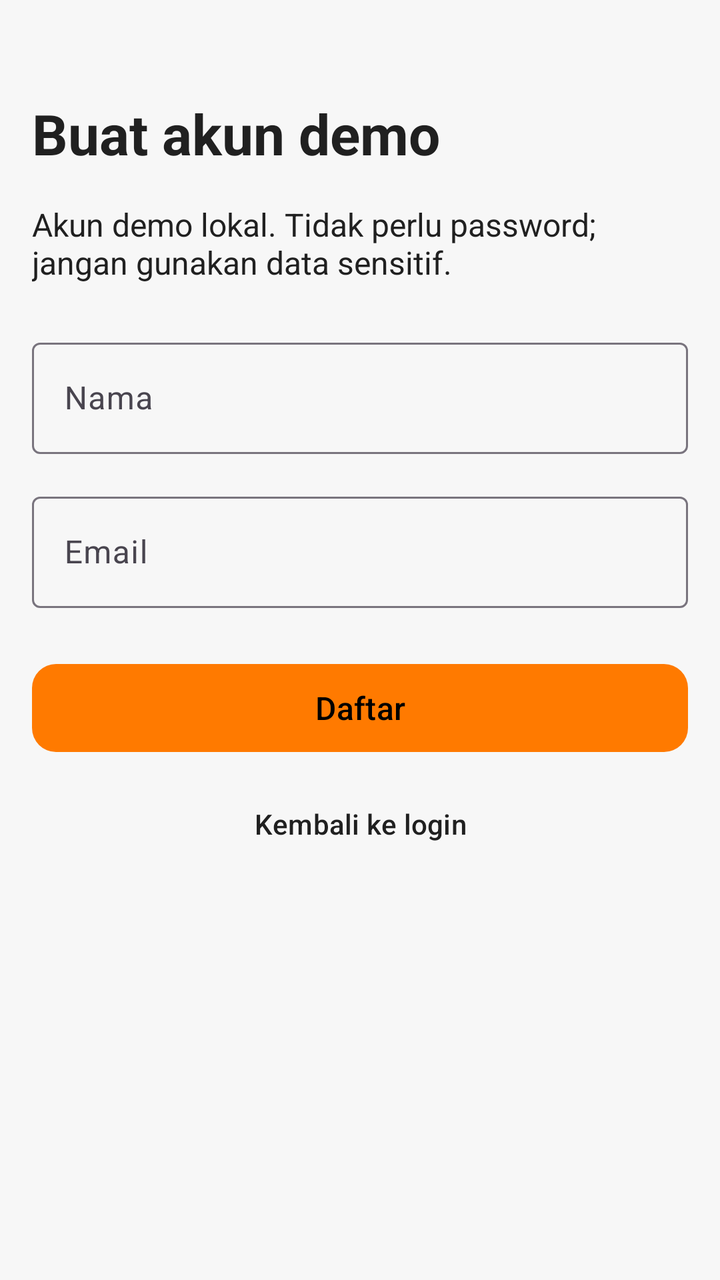
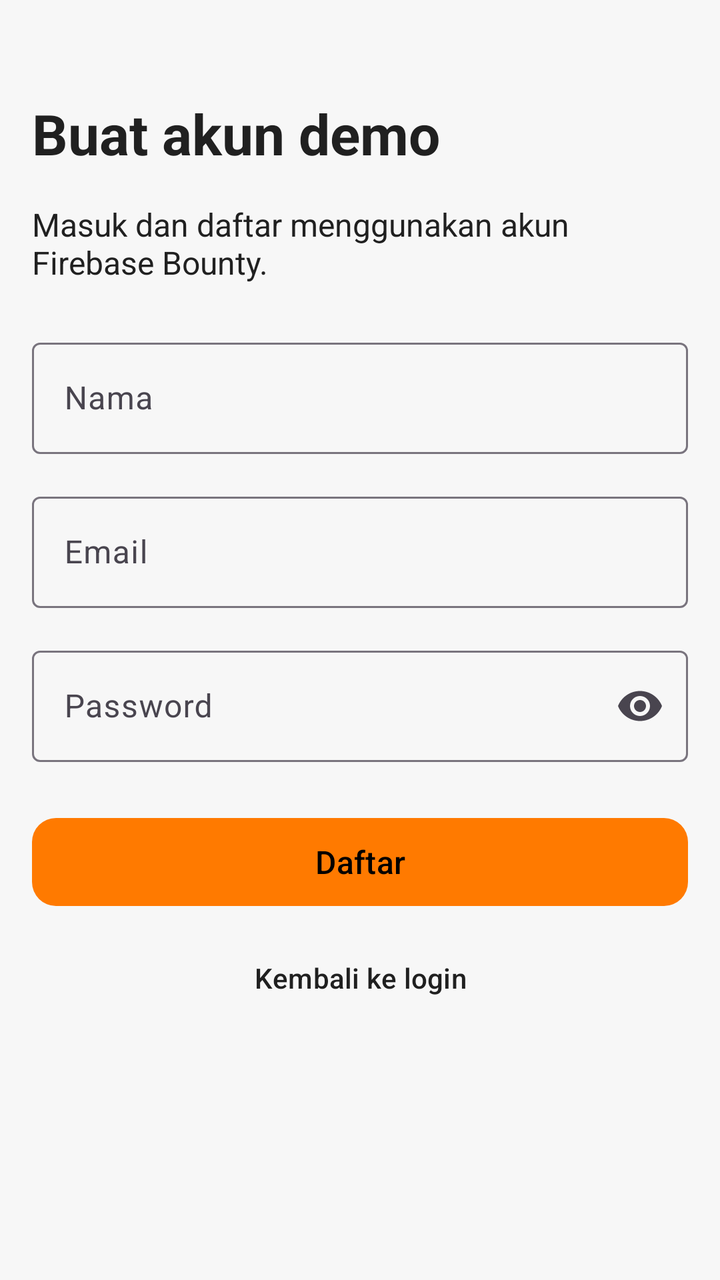

Compare the two renders of this Android layout. The source of the first and the diff that turns it into the second are given below.
<!-- AndroidManifest.xml: application theme Theme.Bounty -->
<!-- res/layout/activity_register.xml -->
<?xml version="1.0" encoding="utf-8"?>
<ScrollView xmlns:android="http://schemas.android.com/apk/res/android"
    android:id="@+id/main" android:layout_width="match_parent"
    android:layout_height="match_parent" android:fillViewport="true" android:padding="16dp">
    <LinearLayout android:layout_width="match_parent" android:layout_height="wrap_content"
        android:orientation="vertical" android:paddingTop="32dp" android:paddingBottom="24dp">
        <com.google.android.material.textview.MaterialTextView
            style="@style/BountyHeading" android:text="@string/register_title" />
        <com.google.android.material.textview.MaterialTextView
            style="@style/BountyBody" android:layout_marginTop="16dp" android:text="@string/mock_auth_note" />
        <com.google.android.material.textfield.TextInputLayout
            android:id="@+id/name_layout" style="@style/BountyTextInput"
            android:layout_width="match_parent" android:layout_height="wrap_content"
            android:layout_marginTop="24dp" android:hint="@string/name_label">
            <com.google.android.material.textfield.TextInputEditText
                android:id="@+id/name_input" android:layout_width="match_parent"
                android:layout_height="wrap_content" android:autofillHints="name"
                android:imeOptions="actionNext" android:inputType="textPersonName|textCapWords"
                android:maxLength="100" android:singleLine="true" />
        </com.google.android.material.textfield.TextInputLayout>
        <com.google.android.material.textfield.TextInputLayout
            android:id="@+id/email_layout" style="@style/BountyTextInput"
            android:layout_width="match_parent" android:layout_height="wrap_content"
            android:layout_marginTop="16dp" android:hint="@string/email_label">
            <com.google.android.material.textfield.TextInputEditText
                android:id="@+id/email_input" android:layout_width="match_parent"
                android:layout_height="wrap_content" android:autofillHints="emailAddress"
                android:imeOptions="actionDone" android:inputType="textEmailAddress"
                android:maxLength="254" android:singleLine="true" />
        </com.google.android.material.textfield.TextInputLayout>
        <com.google.android.material.button.MaterialButton
            android:id="@+id/register_button" style="@style/BountyButton"
            android:layout_marginTop="24dp" android:text="@string/register_action" />
        <com.google.android.material.button.MaterialButton
            android:id="@+id/login_link" style="@style/Widget.Material3.Button.TextButton"
            android:layout_width="match_parent" android:layout_height="wrap_content"
            android:layout_marginTop="8dp" android:minHeight="48dp"
            android:text="@string/login_link" android:textColor="?attr/colorOnSurface" />
    </LinearLayout>
</ScrollView>
<!-- resources referenced by this layout -->
<resources>
  <string name="email_label">Email</string>
  <string name="login_link">Kembali ke login</string>
  <string name="mock_auth_note">Akun demo lokal. Tidak perlu password; jangan gunakan data sensitif.</string>
  <string name="name_label">Nama</string>
  <string name="register_action">Daftar</string>
  <string name="register_title">Buat akun demo</string>
  <style name="BountyBody">
          <item name="android:layout_width">match_parent</item>
          <item name="android:layout_height">wrap_content</item>
          <item name="android:textSize">16sp</item>
          <item name="android:textColor">?attr/colorOnSurface</item>
      </style>
  <style name="BountyButton" parent="Widget.Material3.Button">
          <item name="android:layout_width">match_parent</item>
          <item name="android:layout_height">wrap_content</item>
          <item name="android:minHeight">52dp</item>
          <item name="android:textSize">16sp</item>
          <item name="cornerRadius">12dp</item>
      </style>
  <style name="BountyHeading">
          <item name="android:layout_width">match_parent</item>
          <item name="android:layout_height">wrap_content</item>
          <item name="android:textSize">28sp</item>
          <item name="android:textStyle">bold</item>
          <item name="android:textColor">?attr/colorOnSurface</item>
      </style>
  <style name="BountyTextInput" parent="Widget.Material3.TextInputLayout.OutlinedBox">
          <item name="hintTextColor">?attr/colorOnSurface</item>
      </style>
  <style name="Theme.Bounty" parent="Base.Theme.Bounty" />
  <style name="Base.Theme.Bounty" parent="Theme.Material3.DayNight.NoActionBar">
          <item name="colorPrimary">@color/bounty_primary</item>
          <item name="colorOnPrimary">@color/black</item>
          <item name="colorSecondary">@color/bounty_secondary</item>
          <item name="colorOnSecondary">@color/black</item>
          <item name="android:colorBackground">@color/bounty_background</item>
          <item name="colorSurface">@color/bounty_surface</item>
          <item name="materialAlertDialogTheme">@style/BountyDialog</item>
          <item name="colorOnSurface">@color/bounty_text</item>
      </style>
  <color name="bounty_primary">#FF7A00</color>
  <color name="black">#FF000000</color>
  <color name="bounty_secondary">#FFC83D</color>
  <color name="bounty_background">#F7F7F7</color>
  <color name="bounty_surface">#FFFFFF</color>
  <style name="BountyDialog" parent="ThemeOverlay.Material3.MaterialAlertDialog">
          <item name="shapeAppearanceOverlay">@style/BountyDialogShape</item>
          <item name="colorSurface">@color/bounty_surface</item>
          <item name="buttonBarPositiveButtonStyle">@style/BountyDialogButton</item>
          <item name="buttonBarNegativeButtonStyle">@style/BountyDialogButton</item>
      </style>
  <color name="bounty_text">#202020</color>
  <style name="BountyDialogShape">
          <item name="cornerFamily">rounded</item><item name="cornerSize">20dp</item>
      </style>
  <style name="BountyDialogButton" parent="Widget.Material3.Button.TextButton.Dialog">
          <item name="android:textColor">@color/status_open_fg</item>
      </style>
  <color name="status_open_fg">#6F3500</color>
</resources>

<!-- the commit's change to res/layout/activity_register.xml (unified diff, before → after) -->
@@ -1,5 +1,6 @@
 <?xml version="1.0" encoding="utf-8"?>
 <ScrollView xmlns:android="http://schemas.android.com/apk/res/android"
+    xmlns:app="http://schemas.android.com/apk/res-auto"
     android:id="@+id/main" android:layout_width="match_parent"
     android:layout_height="match_parent" android:fillViewport="true" android:padding="16dp">
     <LinearLayout android:layout_width="match_parent" android:layout_height="wrap_content"
@@ -7,7 +8,7 @@
         <com.google.android.material.textview.MaterialTextView
             style="@style/BountyHeading" android:text="@string/register_title" />
         <com.google.android.material.textview.MaterialTextView
-            style="@style/BountyBody" android:layout_marginTop="16dp" android:text="@string/mock_auth_note" />
+            style="@style/BountyBody" android:layout_marginTop="16dp" android:text="@string/firebase_auth_note" />
         <com.google.android.material.textfield.TextInputLayout
             android:id="@+id/name_layout" style="@style/BountyTextInput"
             android:layout_width="match_parent" android:layout_height="wrap_content"
@@ -16,7 +17,7 @@
                 android:id="@+id/name_input" android:layout_width="match_parent"
                 android:layout_height="wrap_content" android:autofillHints="name"
                 android:imeOptions="actionNext" android:inputType="textPersonName|textCapWords"
-                android:maxLength="100" android:singleLine="true" />
+                android:maxLength="80" android:singleLine="true" />
         </com.google.android.material.textfield.TextInputLayout>
         <com.google.android.material.textfield.TextInputLayout
             android:id="@+id/email_layout" style="@style/BountyTextInput"
@@ -28,6 +29,17 @@
                 android:imeOptions="actionDone" android:inputType="textEmailAddress"
                 android:maxLength="254" android:singleLine="true" />
         </com.google.android.material.textfield.TextInputLayout>
+        <com.google.android.material.textfield.TextInputLayout
+            android:id="@+id/password_layout" style="@style/BountyTextInput"
+            android:layout_width="match_parent" android:layout_height="wrap_content"
+            android:layout_marginTop="16dp" android:hint="@string/password_label"
+            app:endIconMode="password_toggle">
+            <com.google.android.material.textfield.TextInputEditText
+                android:id="@+id/password_input" android:layout_width="match_parent"
+                android:layout_height="wrap_content" android:autofillHints="newPassword"
+                android:imeOptions="actionDone" android:inputType="textPassword"
+                android:maxLength="128" android:singleLine="true" />
+        </com.google.android.material.textfield.TextInputLayout>
         <com.google.android.material.button.MaterialButton
             android:id="@+id/register_button" style="@style/BountyButton"
             android:layout_marginTop="24dp" android:text="@string/register_action" />
<!-- resource entries referenced after the edit -->
@@ -1,9 +1,10 @@
 <!-- resources referenced by this layout -->
 <resources>
   <string name="email_label">Email</string>
+  <string name="firebase_auth_note">Masuk dan daftar menggunakan akun Firebase Bounty.</string>
   <string name="login_link">Kembali ke login</string>
-  <string name="mock_auth_note">Akun demo lokal. Tidak perlu password; jangan gunakan data sensitif.</string>
   <string name="name_label">Nama</string>
+  <string name="password_label">Password</string>
   <string name="register_action">Daftar</string>
   <string name="register_title">Buat akun demo</string>
   <style name="BountyBody">
